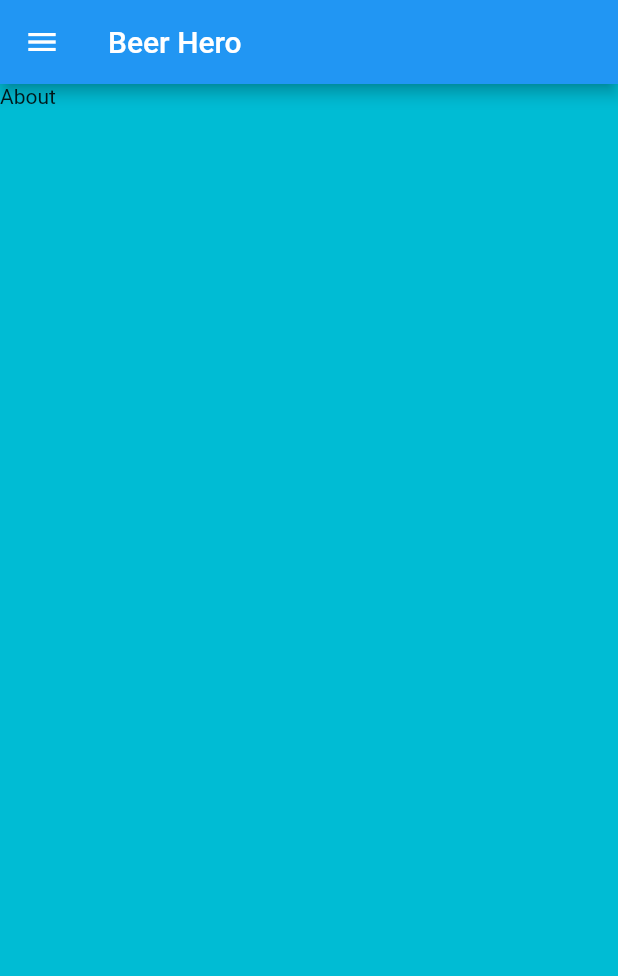
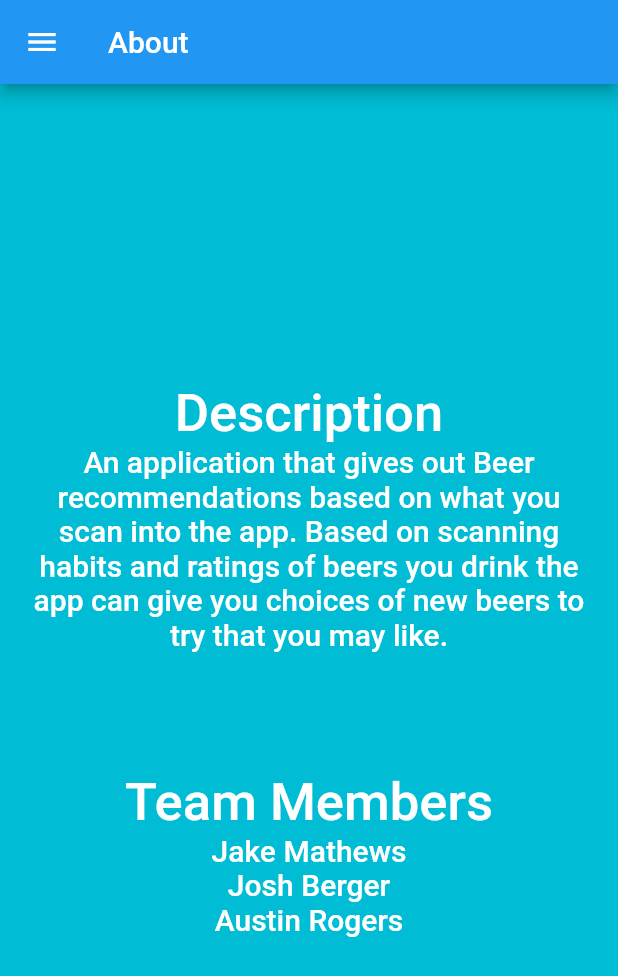
Before and after one commit to Beer-Hero/beer-hero, a Flutter app: the AboutPage screen opened by its route, on a phone screen of 412 x 824 dp. Shown: the top 976 px of the screen. Run offline on Flutter 3.47's test engine with Material 2 defaults, Android fonts, the phone set to English and light mode, and no system bars; our stand-ins replace cloud_firestore, firebase_auth; accounts and stored records are empty; network calls fail; statements that could not run were skipped.

Commit message:
Added about page

```diff
--- a/lib/pages/about_page.dart
+++ b/lib/pages/about_page.dart
@@ -4,8 +4,29 @@ import 'package:flutter/material.dart';
 class AboutPage extends StatelessWidget {
   @override
   Widget build(BuildContext context) {
+    final TextStyle textStyle = Theme.of(context).primaryTextTheme.title;
     return new GlobalScaffold(
-      body: new Text('About'),
-    );
+        titleText: 'About',
+        body: Padding(
+          padding: const EdgeInsets.all(20.0),
+          child: new Center(
+            child: new Column(
+              mainAxisSize: MainAxisSize.min,
+              children: <Widget>[
+                new Text('Description', style: textStyle.copyWith(fontSize: 35.0)),
+                new Text(
+                  'An application that gives out Beer recommendations based on what you scan into the app. Based on scanning habits and ratings of beers you drink the app can give you choices of new beers to try that you may like.',
+                  style: textStyle,
+                  textAlign: TextAlign.center,
+                ),
+                new Padding(padding: EdgeInsets.all(40.0)),
+                new Text('Team Members', style: textStyle.copyWith(fontSize: 35.0)),
+                new Text('Jake Mathews', style: textStyle),
+                new Text('Josh Berger', style: textStyle),
+                new Text('Austin Rogers', style: textStyle),
+              ],
+            ),
+          ),
+        ));
   }
 }
```
